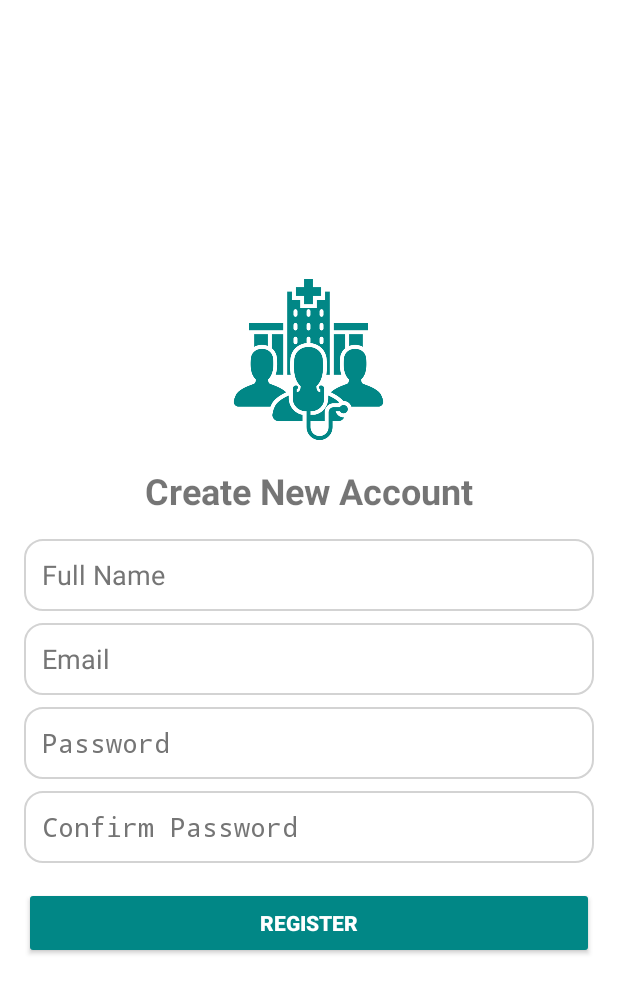
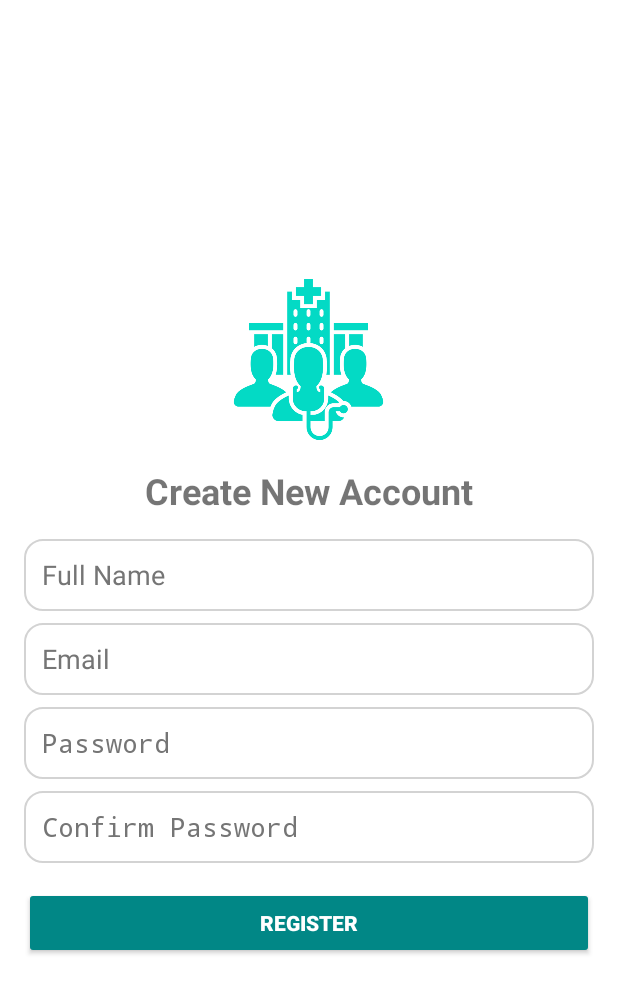
Before and after one commit to iamsadiashakil/StaffApp, an Android app: the CreateAccountActivity screen opened directly, with no data from a screen before it, on a phone screen of 412 x 824 dp. Shown: the top 993 px of the screen. Run offline under Robolectric (Android 15) with nearby library versions, the phone set to English and light mode, and no system bars.

Commit message:
updated android-ci.yml

```diff
--- a/app/src/main/res/drawable/staff_res.xml
+++ b/app/src/main/res/drawable/staff_res.xml
@@ -1,5 +1,5 @@
 <?xml version="1.0" encoding="utf-8"?>
 <bitmap xmlns:android="http://schemas.android.com/apk/res/android"
     android:src="@drawable/staff_icon"
-    android:tint="@color/primary"
+    android:tint="@color/teal_200"
     android:tintMode="src_in" />
```
Also changed, not shown: 1 other file.
